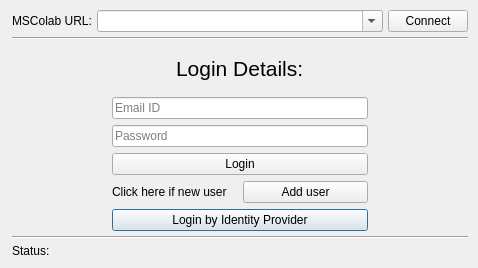
Open-MSS/MSS, file mslib/msui/ui/ui_mscolab_connect_dialog.ui: the form before one commit.
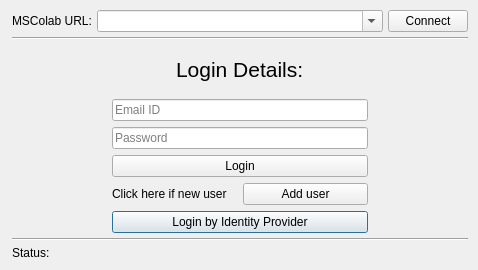
The form after the commit.

Commit message: increase height ui_mscolab_connect_dialog

Patch:
```diff
--- a/mslib/msui/ui/ui_mscolab_connect_dialog.ui
+++ b/mslib/msui/ui/ui_mscolab_connect_dialog.ui
@@ -7,7 +7,7 @@
     <x>0</x>
     <y>0</y>
     <width>478</width>
-    <height>268</height>
+    <height>270</height>
    </rect>
   </property>
   <property name="windowTitle">
```
The commit also changes 1 other file.
